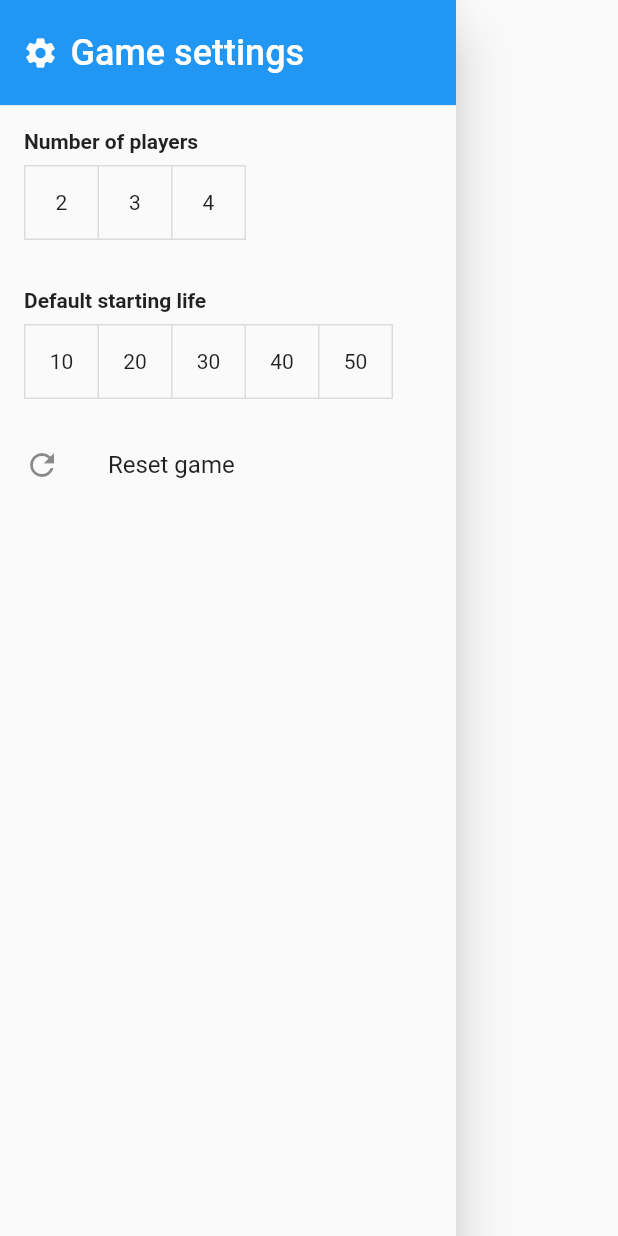
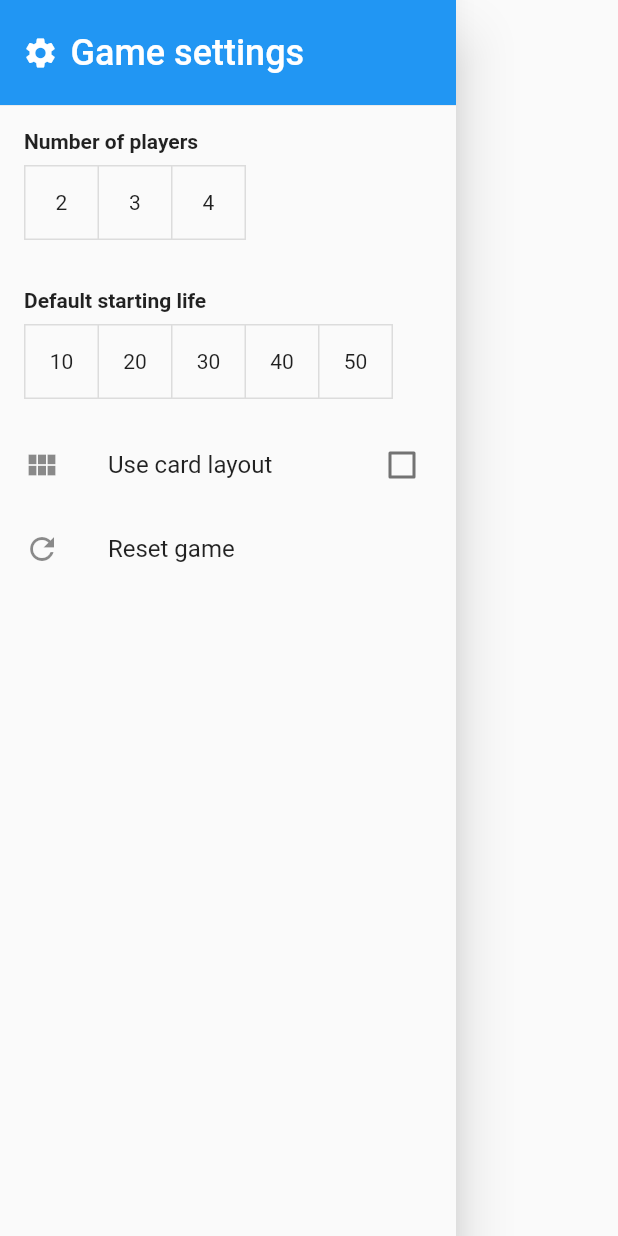
Before and after one commit to hHegu/LifeTracker, a Flutter app: the MainDrawer widget shown alone on an empty page, opened directly with empty values, on a phone screen of 412 x 824 dp. Run offline on Flutter 3.47's test engine with Material 2 defaults, Android fonts, the phone set to English and light mode, and no system bars; our stand-ins replace wakelock.

Commit message:
Feature: Card lay out option

```diff
--- a/lib/mainDrawer.dart
+++ b/lib/mainDrawer.dart
@@ -4,15 +4,19 @@ class MainDrawer extends StatelessWidget {
   Function resetHandler;
   int startingLife;
   int playerCount;
+  bool useCardLayout;
   Function setStartingLifeHandler;
   Function setPlayerCountHandler;
+  Function toggleCardLayout;
 
   MainDrawer({
     @required this.resetHandler,
     @required this.startingLife,
+    @required this.playerCount,
     @required this.setStartingLifeHandler,
     @required this.setPlayerCountHandler,
-    @required this.playerCount,
+    @required this.toggleCardLayout,
+    @required this.useCardLayout,
   });
 
   var maxStartingLives = [10, 20, 30, 40, 50];
@@ -76,6 +80,12 @@ class MainDrawer extends StatelessWidget {
             isSelected: maxStartingLives
                 .map<bool>((life) => life == this.startingLife)
                 .toList(),
+          ),
+          CheckboxListTile(
+            title: const Text('Use card layout'),
+            value: useCardLayout,
+            onChanged: (toggled) => {toggleCardLayout()},
+            secondary: const Icon(Icons.view_module),
           ),
           ListTile(
             title: Text('Reset game'),
```
Also changed, not shown: lib/lifeCounter.dart (+6 -2 lines), lib/main.dart (+15 -17 lines), pubspec.lock.
